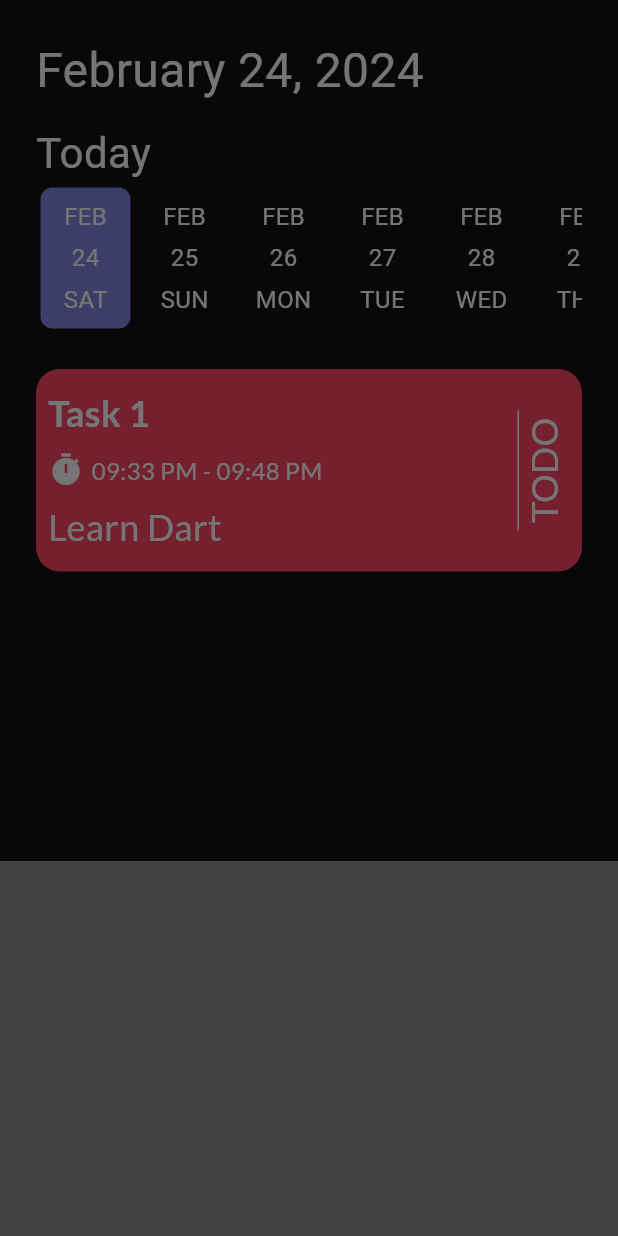
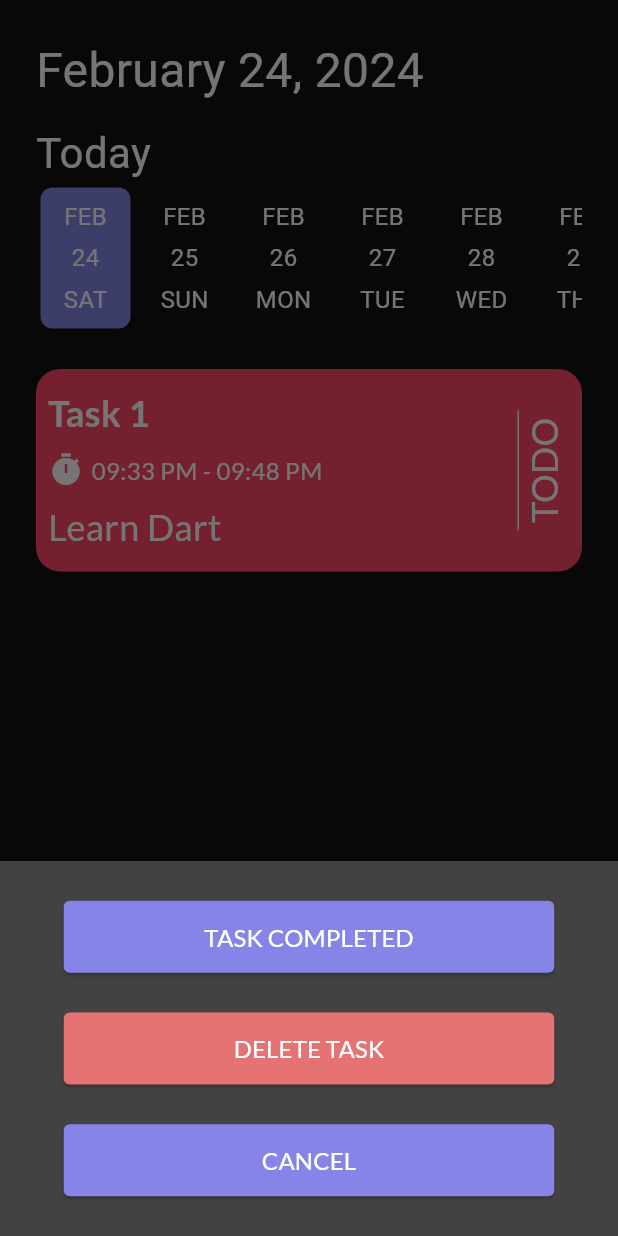
Before and after one commit to AbdelrahmanZeid/Up-To-Do-App, a Flutter app: the HomeView screen opened directly, after a tap on "Task 1", on a phone screen of 412 x 824 dp. Run offline on Flutter 3.47's test engine with Material 3 defaults, Android fonts, the phone set to English and light mode, and no system bars; drawn by our look-alikes of date_picker_timeline; our stand-ins replace get_it, google_fonts, shared_preferences, smooth_page_indicator; accounts and stored records are empty.

Commit message:
feat: add_task_view

```diff
--- a/lib/core/utiles/app_color.dart
+++ b/lib/core/utiles/app_color.dart
@@ -12,6 +12,9 @@ class AppColor {
   );
   static const Color red = Color(
     0xffff4666,
+  );
+  static const Color deepRed = Color(
+    0xffE57373,
   );
   static const Color green = Color(
     0xff66cc41,
--- a/lib/core/widgets/custom_elevated_button.dart
+++ b/lib/core/widgets/custom_elevated_button.dart
@@ -0,0 +1,39 @@
+import 'package:flutter/material.dart';
+import 'package:google_fonts/google_fonts.dart';
+import 'package:notes_app/core/utiles/app_color.dart';
+
+class CustomElevatedButton extends StatelessWidget {
+  const CustomElevatedButton({super.key, required this.color, required this.onPressed, required this.text, required this.fontSize, required this.btnWidth, required this.btnHeight});
+  final Color color;
+  final VoidCallback onPressed;
+  final String text;
+  final double fontSize;
+  final double btnWidth;
+  final double btnHeight;
+  @override
+  Widget build(BuildContext context) {
+    return ElevatedButton(
+      style: ElevatedButton.styleFrom(
+        minimumSize: Size(
+          btnWidth,
+          btnHeight,
+        ),
+        backgroundColor: color,
+        shape: RoundedRectangleBorder(
+          borderRadius: BorderRadius.circular(
+            4,
+          ),
+        ),
+      ),
+      onPressed: onPressed,
+      child: Text(
+        text,
+        style: GoogleFonts.lato(
+          fontSize: fontSize,
+          fontWeight: FontWeight.w400,
+          color: AppColor.white,
+        ),
+      ),
+    );
+  }
+}
--- a/lib/features/auth/presentation/widgets/back_next_buttons.dart
+++ b/lib/features/auth/presentation/widgets/back_next_buttons.dart
@@ -5,6 +5,7 @@ import 'package:notes_app/core/database/cache_helper.dart';
 import 'package:notes_app/core/services/service_locator.dart';
 import 'package:notes_app/core/utiles/app_color.dart';
 import 'package:notes_app/core/utiles/app_strings.dart';
+import 'package:notes_app/core/widgets/custom_elevated_button.dart';
 import 'package:notes_app/features/home/presentation/views/home_view.dart';
 
 class BackNextButtons extends StatelessWidget {
@@ -38,19 +39,8 @@ class BackNextButtons extends StatelessWidget {
         const Spacer(
           flex: 8,
         ),
-        ElevatedButton(
-          style: ElevatedButton.styleFrom(
-            minimumSize: const Size(
-              90,
-              48,
-            ),
-            backgroundColor: AppColor.primary,
-            shape: RoundedRectangleBorder(
-              borderRadius: BorderRadius.circular(
-                4,
-              ),
-            ),
-          ),
+        CustomElevatedButton(
+          color: AppColor.primary,
           onPressed: () {
             getIt<CacheHelper>()
                 .saveData(
@@ -85,16 +75,12 @@ class BackNextButtons extends StatelessWidget {
               },
             );
           },
-          child: Text(
-            AppString.getStarted,
-            style: GoogleFonts.lato(
-              fontSize: 16,
-              fontWeight: FontWeight.w400,
-              color: AppColor.white,
-            ),
-          ),
+          text: AppString.getStarted,
+          fontSize: 16,
+          btnWidth: 90,
+          btnHeight: 48,
         ),
-        Spacer(),
+        const Spacer(),
       ],
     );
   }
--- a/lib/features/home/presentation/views/home_view.dart
+++ b/lib/features/home/presentation/views/home_view.dart
@@ -5,6 +5,7 @@ import 'package:intl/intl.dart';
 import 'package:notes_app/core/utiles/app_assets.dart';
 import 'package:notes_app/core/utiles/app_color.dart';
 import 'package:notes_app/core/utiles/app_strings.dart';
+import 'package:notes_app/core/widgets/custom_elevated_button.dart';
 
 class HomeView extends StatelessWidget {
   const HomeView({super.key});
@@ -134,13 +135,7 @@ class TaskWidget extends StatelessWidget {
         showModalBottomSheet(
             context: context,
             builder: (_) {
-              return Container(
-                height: 250,
-                width: double.infinity,
-                decoration: const BoxDecoration(
-                  color: AppColor.deepGrey,
-                ),
-              );
+              return const ModelBottomSheetItem();
             });
       },
       child: Container(
@@ -225,3 +220,44 @@ class TaskWidget extends StatelessWidget {
     );
   }
 }
+
+class ModelBottomSheetItem extends StatelessWidget {
+  const ModelBottomSheetItem({super.key});
+
+  @override
+  Widget build(BuildContext context) {
+    return Container(
+      height: 250,
+      width: double.infinity,
+      decoration: const BoxDecoration(
+        color: AppColor.deepGrey,
+      ),
+      child: Column(
+        children: [
+          const Spacer(),
+          CustomElevatedButton(
+            color: AppColor.primary,
+            onPressed: () {},
+            text: AppString.taskCompleted,
+            fontSize: 16, btnWidth: 327, btnHeight: 48,
+          ),
+          const Spacer(),
+          CustomElevatedButton(
+            color: AppColor.deepRed,
+            onPressed: () {},
+            text: AppString.deleteTask,
+            fontSize: 16,btnWidth: 327, btnHeight: 48,
+          ),
+          const Spacer(),
+          CustomElevatedButton(
+            color: AppColor.primary,
+            onPressed: () {},
+            text: AppString.cancel,
+            fontSize: 16,btnWidth: 327, btnHeight: 48,
+          ),
+          const Spacer(),
+        ],
+      ),
+    );
+  }
+}
```
Also changed, not shown: lib/features/home/presentation/widgets/model_bottom_sheet_item.dart (added), lib/features/home/presentation/widgets/no_task_widget.dart (added), lib/features/task/presentation/views/add_task_view.dart (added).
